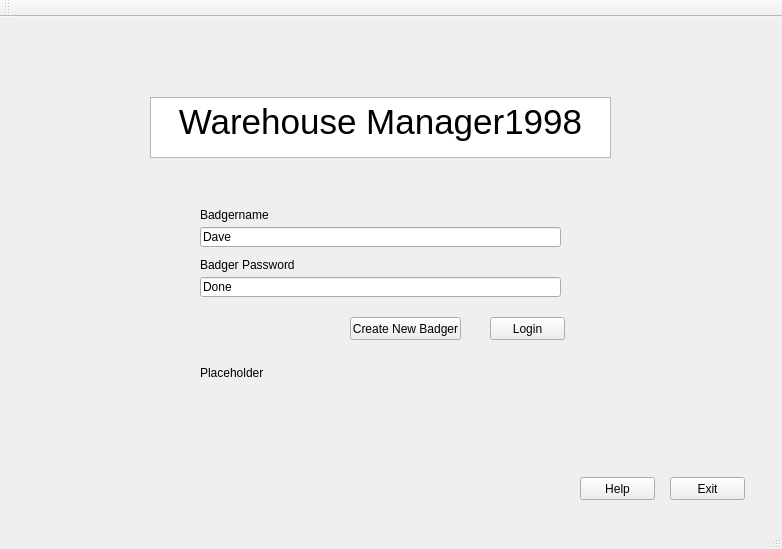
mulvaneya7/Bad-Badgers, file WarehouseIO/LoginScreen.ui: the form before one commit.
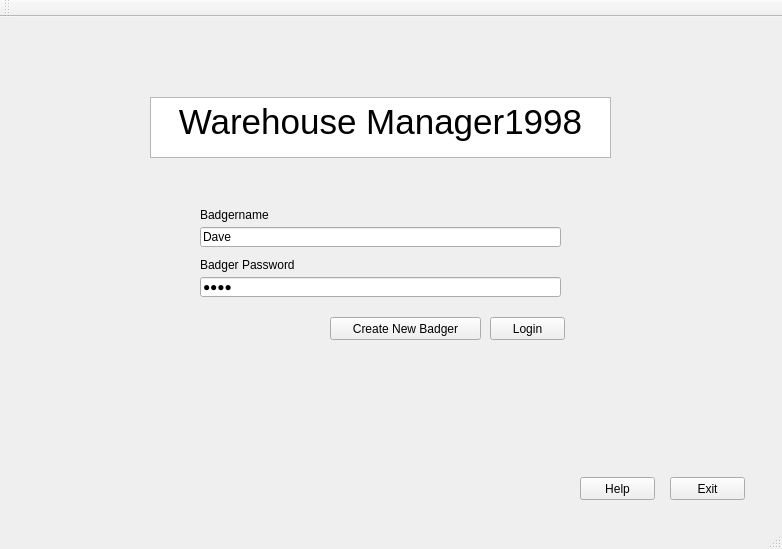
The form after the commit. Icons and pictures are not drawn.

What changed in the file:
```diff
--- a/WarehouseIO/LoginScreen.ui
+++ b/WarehouseIO/LoginScreen.ui
@@ -69,6 +69,9 @@
     <property name="text">
      <string>Done</string>
     </property>
+    <property name="echoMode">
+     <enum>QLineEdit::Password</enum>
+    </property>
    </widget>
    <widget class="QLabel" name="PasswordLabel">
     <property name="geometry">
@@ -125,9 +128,9 @@
    <widget class="QPushButton" name="CreateNewBadger">
     <property name="geometry">
      <rect>
-      <x>350</x>
+      <x>330</x>
       <y>300</y>
-      <width>111</width>
+      <width>151</width>
       <height>23</height>
      </rect>
     </property>
@@ -145,7 +148,7 @@
      </rect>
     </property>
     <property name="text">
-     <string>Placeholder</string>
+     <string/>
     </property>
    </widget>
    <widget class="QLabel" name="BadgerPicLogin">
```
